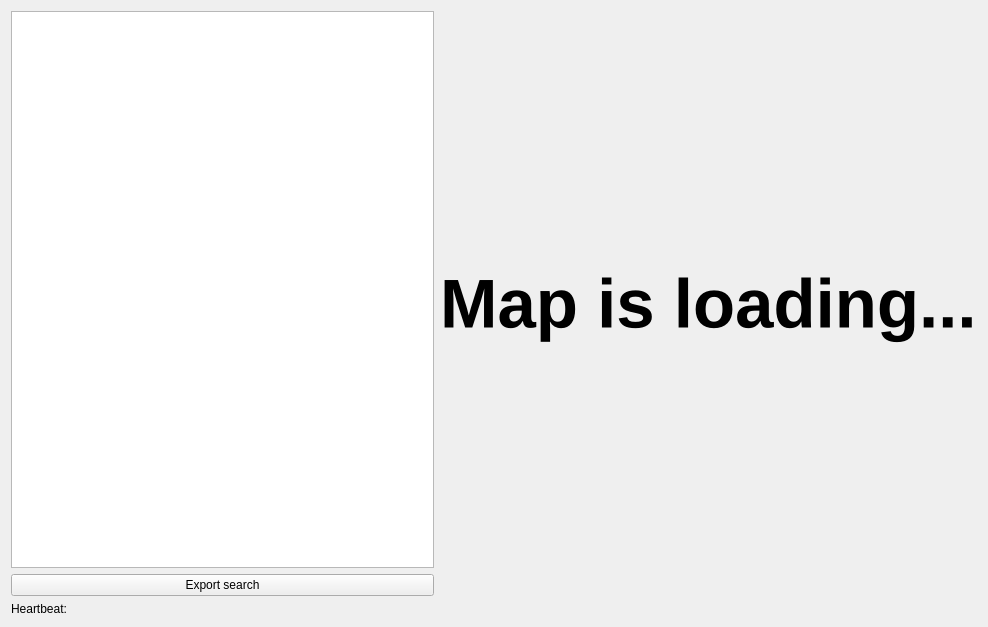
Above: src/ui/overviewwidget.ui from jspngh/shae-workstation before the change. Below: the same form after it.
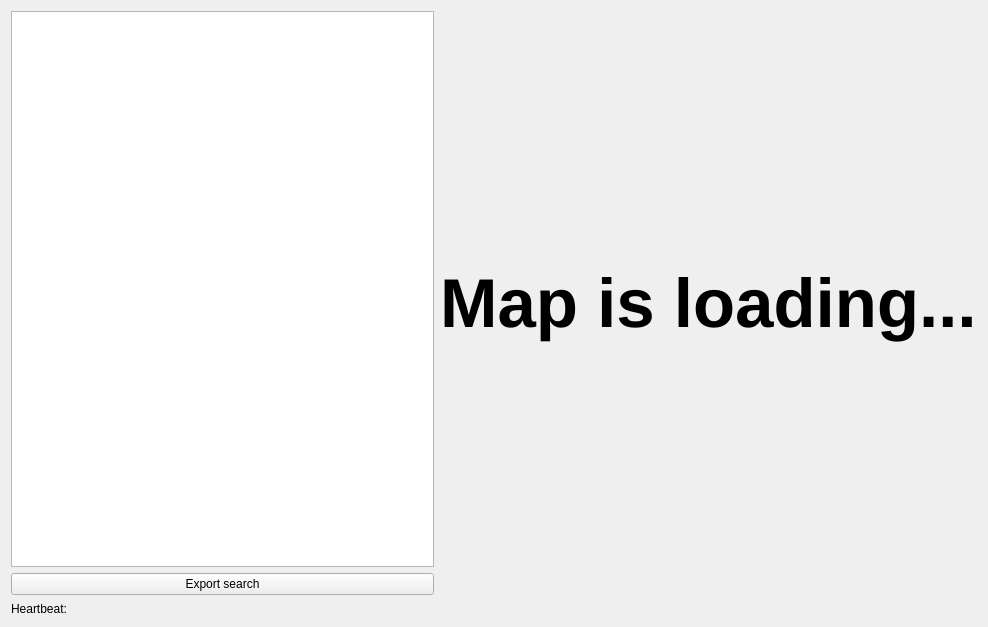
That is the form after the change.

Diff of the .ui file:
```diff
--- a/src/ui/overviewwidget.ui
+++ b/src/ui/overviewwidget.ui
@@ -50,6 +50,17 @@
     <layout class="QHBoxLayout" name="buttonLayout">
      <item>
       <widget class="QLabel" name="heartBeat">
+       <property name="minimumSize">
+        <size>
+         <width>0</width>
+         <height>15</height>
+        </size>
+       </property>
+       <property name="styleSheet">
+        <string notr="true">font: 25 9pt &quot;Ubuntu&quot;;
+
+</string>
+       </property>
        <property name="text">
         <string>Heartbeat: </string>
        </property>
```
